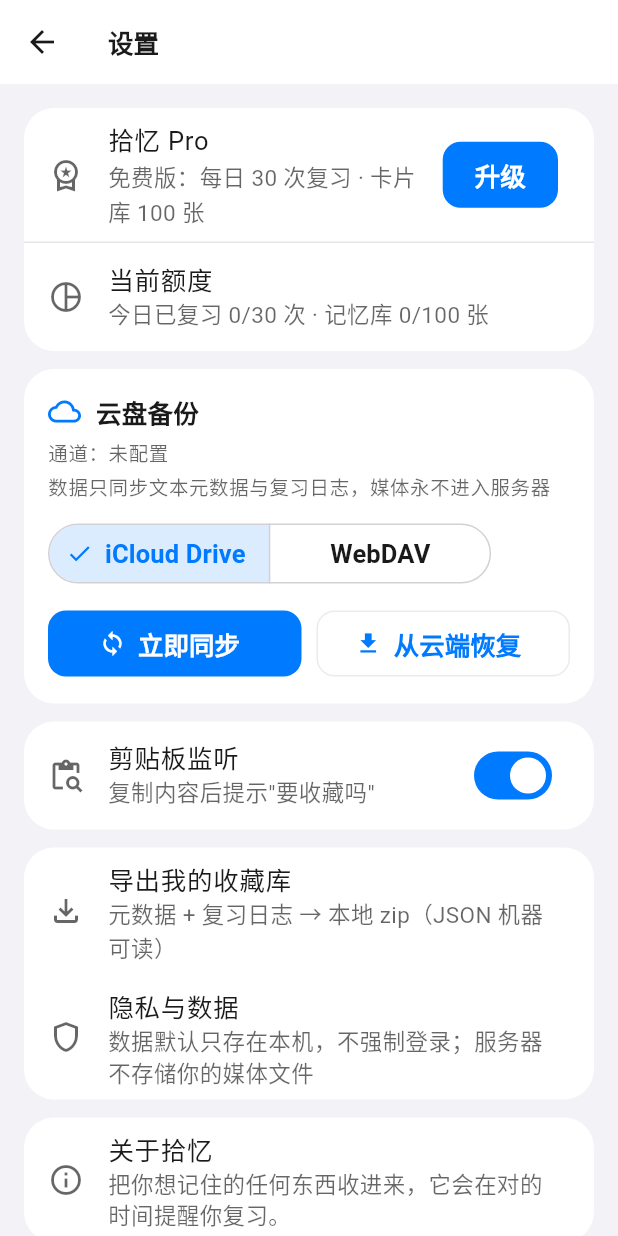
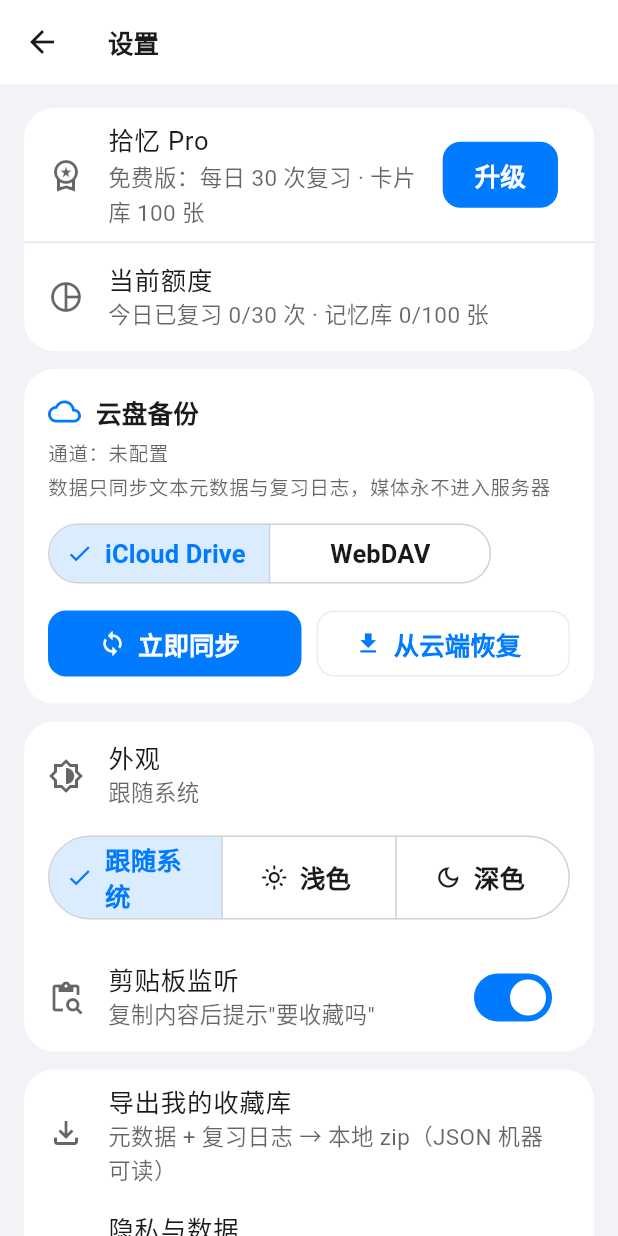
Before and after one commit to luskyle/glean, a Flutter app: the SettingsScreen screen opened directly, on a phone screen of 412 x 824 dp. Run offline on Flutter 3.47's test engine with Material 3 defaults, Android fonts, the phone set to English and light mode, and no system bars; our stand-ins replace drift, drift_flutter, fl_chart, flutter_riverpod, flutter_tts, shared_preferences; missing offline and left inert: webdav_client; accounts and stored records are empty; generated files the repository leaves out were written again.

Commit message:
feat(settings): 主题配置支持跟随系统/浅色/深色
设置页新增「外观」分段选择，themeMode 持久化到 SharedPreferences，
MaterialApp 通过 themeModeProvider 即时切换（默认跟随系统）。

```diff
--- a/lib/app.dart
+++ b/lib/app.dart
@@ -1,20 +1,23 @@
 import 'package:flutter/material.dart';
 import 'package:flutter_localizations/flutter_localizations.dart';
+import 'package:flutter_riverpod/flutter_riverpod.dart';
 
 import 'core/theme.dart';
 import 'features/home/home_shell.dart';
+import 'providers.dart';
 
 /// 拾忆 App 根组件。
-class ShiyiApp extends StatelessWidget {
+class ShiyiApp extends ConsumerWidget {
   const ShiyiApp({super.key});
 
   @override
-  Widget build(BuildContext context) {
+  Widget build(BuildContext context, WidgetRef ref) {
     return MaterialApp(
       title: '拾忆',
       debugShowCheckedModeBanner: false,
       theme: AppTheme.light(),
       darkTheme: AppTheme.dark(),
+      themeMode: ref.watch(themeModeProvider),
       localizationsDelegates: const [
         GlobalMaterialLocalizations.delegate,
         GlobalWidgetsLocalizations.delegate,
--- a/lib/data/settings/settings_store.dart
+++ b/lib/data/settings/settings_store.dart
@@ -9,6 +9,7 @@
   static const _kPro = 'settings.is_pro';
   static const _kClipboardWatch = 'settings.clipboard_watch';
   static const _kOnboarded = 'settings.onboarded';
+  static const _kThemeMode = 'settings.theme_mode';
 
   /// 是否 Pro（MVP 阶段默认 false；内购在阶段 2 接入）。
   bool get isPro => _prefs.getBool(_kPro) ?? false;
@@ -17,6 +18,10 @@
   /// 剪贴板监听开关（可关闭）。
   bool get clipboardWatchEnabled => _prefs.getBool(_kClipboardWatch) ?? true;
   Future<void> setClipboardWatch(bool v) => _prefs.setBool(_kClipboardWatch, v);
+
+  /// 主题模式：system | light | dark。
+  String get themeMode => _prefs.getString(_kThemeMode) ?? 'system';
+  Future<void> setThemeMode(String v) => _prefs.setString(_kThemeMode, v);
 
   bool get onboarded => _prefs.getBool(_kOnboarded) ?? false;
   Future<void> setOnboarded() => _prefs.setBool(_kOnboarded, true);
--- a/lib/features/settings/settings_screen.dart
+++ b/lib/features/settings/settings_screen.dart
@@ -70,6 +70,45 @@
           Card(
             child: Column(
               children: [
+                ListTile(
+                  leading: const Icon(Icons.brightness_6_outlined),
+                  title: const Text('外观'),
+                  subtitle: Text(_themeLabel(ref.watch(themeModeProvider))),
+                ),
+                Padding(
+                  padding: const EdgeInsets.fromLTRB(16, 0, 16, 12),
+                  child: SegmentedButton<ThemeMode>(
+                    segments: const [
+                      ButtonSegment(
+                        value: ThemeMode.system,
+                        icon: Icon(Icons.brightness_auto_outlined),
+                        label: Text('跟随系统'),
+                      ),
+                      ButtonSegment(
+                        value: ThemeMode.light,
+                        icon: Icon(Icons.light_mode_outlined),
+                        label: Text('浅色'),
+                      ),
+                      ButtonSegment(
+                        value: ThemeMode.dark,
+                        icon: Icon(Icons.dark_mode_outlined),
+                        label: Text('深色'),
+                      ),
+                    ],
+                    selected: {ref.watch(themeModeProvider)},
+                    onSelectionChanged: (v) async {
+                      final mode = v.first;
+                      ref.read(themeModeProvider.notifier).state = mode;
+                      await ref.read(settingsProvider).setThemeMode(
+                            switch (mode) {
+                              ThemeMode.light => 'light',
+                              ThemeMode.dark => 'dark',
+                              _ => 'system',
+                            },
+                          );
+                    },
+                  ),
+                ),
                 SwitchListTile(
                   secondary: const Icon(Icons.content_paste_search),
                   title: const Text('剪贴板监听'),
@@ -144,4 +183,10 @@
       ),
     );
   }
+
+  String _themeLabel(ThemeMode mode) => switch (mode) {
+        ThemeMode.light => '浅色',
+        ThemeMode.dark => '深色',
+        _ => '跟随系统',
+      };
 }
```
Also changed, not shown: lib/providers.dart (+10 -0 lines), 1 other file.
